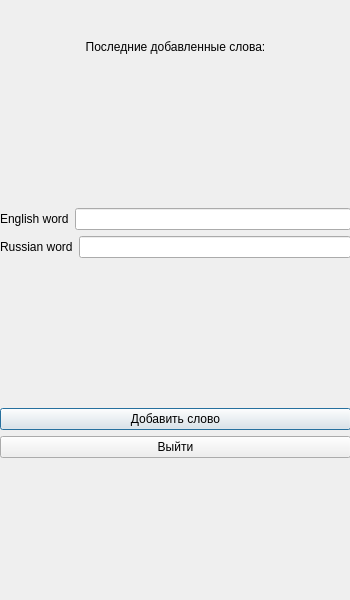
Qt form src/addword.ui (GreeAI/English-cards) before a commit.
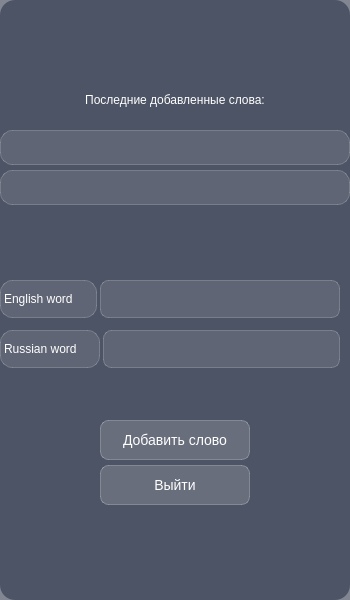
The same form after that commit.

Commit message: Add style sheets for ui

```diff
--- a/src/addword.ui
+++ b/src/addword.ui
@@ -19,153 +19,161 @@
   <property name="windowTitle">
    <string>Dialog</string>
   </property>
-  <widget class="QWidget" name="verticalLayoutWidget">
+  <property name="styleSheet">
+   <string notr="true">/* Основной фон с полупрозрачностью */
+QWidget {
+    background: rgba(40, 50, 70, 150); /* Темно-синий с прозрачностью */
+    border-radius: 15px;
+}
+
+/* Стиль для всех рамок (QFrame) */
+QFrame {
+    background: rgba(255, 255, 255, 0.1);
+    border: 1px solid rgba(255, 255, 255, 0.2);
+    border-radius: 12px;
+    color: white;
+}
+
+QPushButton {
+    background: rgba(255, 255, 255, 0.15);
+    border: 1px solid rgba(255, 255, 255, 0.25);
+    border-radius: 8px;
+    color: white;
+    padding: 10px;
+    font-size: 14px;
+}
+
+QPushButton:hover {
+    background: rgba(255, 255, 255, 0.25);
+}
+
+QPushButton:pressed {
+    background: rgba(255, 255, 255, 0.1);
+}
+
+QLineEdit, QTextEdit {
+    background: rgba(255, 255, 255, 0.1);
+    border: 1px solid rgba(255, 255, 255, 0.2);
+    border-radius: 8px;
+    padding: 8px;
+    color: white;
+    selection-background-color: rgba(100, 150, 200, 0.5);
+}</string>
+  </property>
+  <widget class="QPushButton" name="pushButton">
    <property name="geometry">
     <rect>
+     <x>100</x>
+     <y>420</y>
+     <width>150</width>
+     <height>40</height>
+    </rect>
+   </property>
+   <property name="text">
+    <string>Добавить слово</string>
+   </property>
+  </widget>
+  <widget class="QLabel" name="label_3">
+   <property name="geometry">
+    <rect>
+     <x>60</x>
+     <y>90</y>
+     <width>230</width>
+     <height>20</height>
+    </rect>
+   </property>
+   <property name="styleSheet">
+    <string notr="true">background: transparent;
+border: none;</string>
+   </property>
+   <property name="text">
+    <string>&lt;html&gt;&lt;head/&gt;&lt;body&gt;&lt;p align=&quot;center&quot;&gt;Последние добавленные слова:&lt;/p&gt;&lt;/body&gt;&lt;/html&gt;</string>
+   </property>
+  </widget>
+  <widget class="QLineEdit" name="ru">
+   <property name="geometry">
+    <rect>
+     <x>103</x>
+     <y>330</y>
+     <width>237</width>
+     <height>38</height>
+    </rect>
+   </property>
+  </widget>
+  <widget class="QPushButton" name="pb_quit">
+   <property name="geometry">
+    <rect>
+     <x>100</x>
+     <y>465</y>
+     <width>150</width>
+     <height>40</height>
+    </rect>
+   </property>
+   <property name="text">
+    <string>Выйти</string>
+   </property>
+  </widget>
+  <widget class="QLabel" name="label">
+   <property name="geometry">
+    <rect>
      <x>0</x>
-     <y>0</y>
-     <width>351</width>
-     <height>601</height>
+     <y>280</y>
+     <width>97</width>
+     <height>38</height>
     </rect>
    </property>
-   <layout class="QVBoxLayout" name="verticalLayout">
-    <item>
-     <layout class="QVBoxLayout" name="verticalLayout_2">
-      <item>
-       <layout class="QVBoxLayout" name="verticalLayout_3">
-        <item>
-         <spacer name="verticalSpacer_3">
-          <property name="orientation">
-           <enum>Qt::Vertical</enum>
-          </property>
-          <property name="sizeHint" stdset="0">
-           <size>
-            <width>20</width>
-            <height>40</height>
-           </size>
-          </property>
-         </spacer>
-        </item>
-        <item>
-         <widget class="QLabel" name="label_3">
-          <property name="text">
-           <string>&lt;html&gt;&lt;head/&gt;&lt;body&gt;&lt;p align=&quot;center&quot;&gt;Последние добавленные слова:&lt;/p&gt;&lt;/body&gt;&lt;/html&gt;</string>
-          </property>
-         </widget>
-        </item>
-        <item>
-         <spacer name="verticalSpacer_2">
-          <property name="orientation">
-           <enum>Qt::Vertical</enum>
-          </property>
-          <property name="sizeHint" stdset="0">
-           <size>
-            <width>20</width>
-            <height>40</height>
-           </size>
-          </property>
-         </spacer>
-        </item>
-        <item>
-         <widget class="QLabel" name="lbl_en">
-          <property name="text">
-           <string>&lt;html&gt;&lt;head/&gt;&lt;body&gt;&lt;p align=&quot;center&quot;&gt;&lt;br/&gt;&lt;/p&gt;&lt;/body&gt;&lt;/html&gt;</string>
-          </property>
-         </widget>
-        </item>
-        <item>
-         <widget class="QLabel" name="lbl_ru">
-          <property name="text">
-           <string>&lt;html&gt;&lt;head/&gt;&lt;body&gt;&lt;p align=&quot;center&quot;&gt;&lt;br/&gt;&lt;/p&gt;&lt;/body&gt;&lt;/html&gt;</string>
-          </property>
-         </widget>
-        </item>
-        <item>
-         <spacer name="verticalSpacer">
-          <property name="orientation">
-           <enum>Qt::Vertical</enum>
-          </property>
-          <property name="sizeHint" stdset="0">
-           <size>
-            <width>20</width>
-            <height>40</height>
-           </size>
-          </property>
-         </spacer>
-        </item>
-        <item>
-         <layout class="QHBoxLayout" name="horizontalLayout">
-          <item>
-           <widget class="QLabel" name="label">
-            <property name="text">
-             <string>English word</string>
-            </property>
-           </widget>
-          </item>
-          <item>
-           <widget class="QLineEdit" name="en"/>
-          </item>
-         </layout>
-        </item>
-        <item>
-         <layout class="QHBoxLayout" name="horizontalLayout_2">
-          <item>
-           <widget class="QLabel" name="label_2">
-            <property name="text">
-             <string>Russian word</string>
-            </property>
-           </widget>
-          </item>
-          <item>
-           <widget class="QLineEdit" name="ru"/>
-          </item>
-         </layout>
-        </item>
-       </layout>
-      </item>
-      <item>
-       <spacer name="verticalSpacer_5">
-        <property name="orientation">
-         <enum>Qt::Vertical</enum>
-        </property>
-        <property name="sizeHint" stdset="0">
-         <size>
-          <width>20</width>
-          <height>40</height>
-         </size>
-        </property>
-       </spacer>
-      </item>
-      <item>
-       <widget class="QPushButton" name="pushButton">
-        <property name="text">
-         <string>Добавить слово</string>
-        </property>
-       </widget>
-      </item>
-      <item>
-       <widget class="QPushButton" name="pb_quit">
-        <property name="text">
-         <string>Выйти</string>
-        </property>
-       </widget>
-      </item>
-      <item>
-       <spacer name="verticalSpacer_4">
-        <property name="orientation">
-         <enum>Qt::Vertical</enum>
-        </property>
-        <property name="sizeHint" stdset="0">
-         <size>
-          <width>20</width>
-          <height>40</height>
-         </size>
-        </property>
-       </spacer>
-      </item>
-     </layout>
-    </item>
-   </layout>
+   <property name="text">
+    <string>English word</string>
+   </property>
+  </widget>
+  <widget class="QLabel" name="lbl_ru">
+   <property name="geometry">
+    <rect>
+     <x>0</x>
+     <y>170</y>
+     <width>350</width>
+     <height>35</height>
+    </rect>
+   </property>
+   <property name="text">
+    <string>&lt;html&gt;&lt;head/&gt;&lt;body&gt;&lt;p align=&quot;center&quot;&gt;&lt;br/&gt;&lt;/p&gt;&lt;/body&gt;&lt;/html&gt;</string>
+   </property>
+  </widget>
+  <widget class="QLabel" name="lbl_en">
+   <property name="geometry">
+    <rect>
+     <x>0</x>
+     <y>130</y>
+     <width>350</width>
+     <height>35</height>
+    </rect>
+   </property>
+   <property name="text">
+    <string>&lt;html&gt;&lt;head/&gt;&lt;body&gt;&lt;p align=&quot;center&quot;&gt;&lt;br/&gt;&lt;/p&gt;&lt;/body&gt;&lt;/html&gt;</string>
+   </property>
+  </widget>
+  <widget class="QLabel" name="label_2">
+   <property name="geometry">
+    <rect>
+     <x>0</x>
+     <y>330</y>
+     <width>100</width>
+     <height>38</height>
+    </rect>
+   </property>
+   <property name="text">
+    <string>Russian word</string>
+   </property>
+  </widget>
+  <widget class="QLineEdit" name="en">
+   <property name="geometry">
+    <rect>
+     <x>100</x>
+     <y>280</y>
+     <width>240</width>
+     <height>38</height>
+    </rect>
+   </property>
   </widget>
  </widget>
  <resources/>
```
The commit also changes 5 other files.
